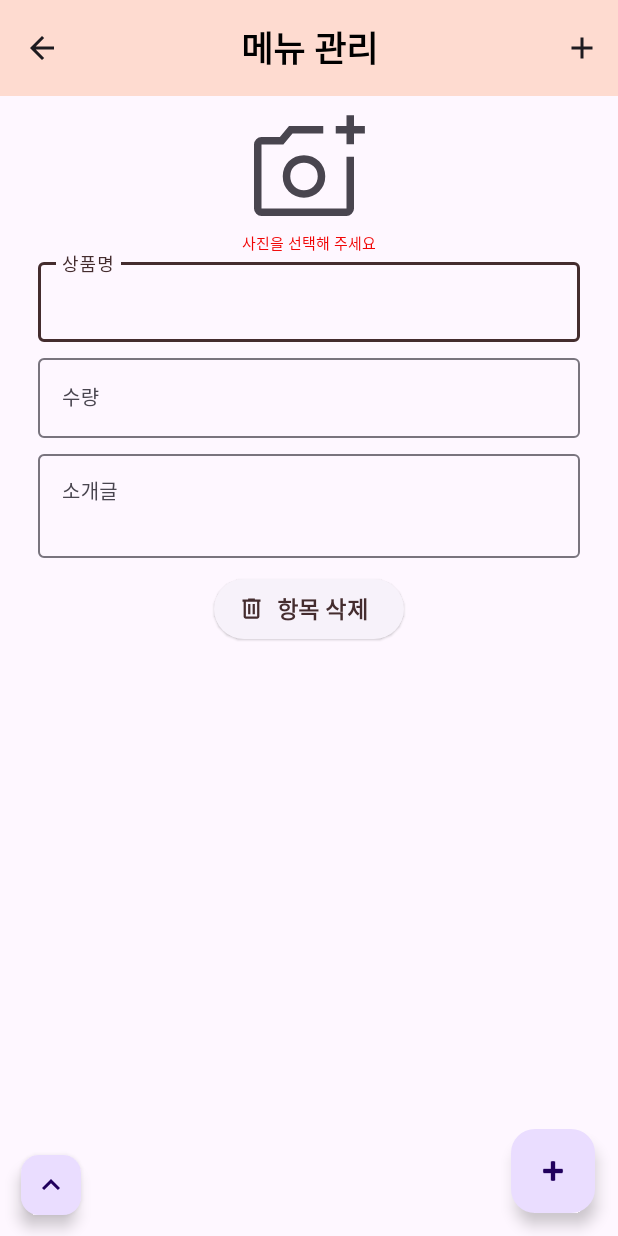
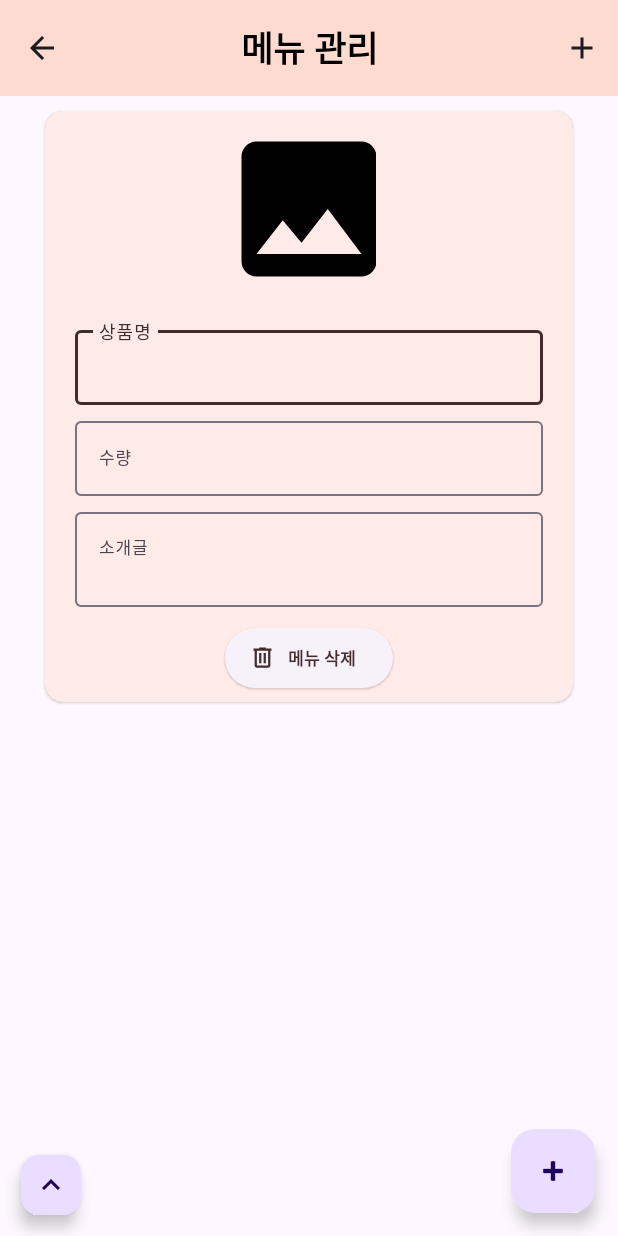
Before and after one commit to chanho0908/CloudBridge, an Android app: the MenuManagementActivity screen opened directly, with no data from a screen before it, on a phone screen of 412 x 824 dp. Run offline under Robolectric (Android 15) with nearby library versions, the light colour scheme and no system bars.

Commit message:
Menu Item Ui Update

```diff
--- /dev/null
+++ b/app/src/main/res/drawable/photo_album_24px.xml
@@ -0,0 +1,10 @@
+<vector xmlns:android="http://schemas.android.com/apk/res/android"
+    android:width="24dp"
+    android:height="24dp"
+    android:viewportWidth="960"
+    android:viewportHeight="960"
+    android:tint="?attr/colorControlNormal">
+  <path
+      android:fillColor="@android:color/white"
+      android:pathData="M240,880Q207,880 183.5,856.5Q160,833 160,800L160,160Q160,127 183.5,103.5Q207,80 240,80L720,80Q753,80 776.5,103.5Q800,127 800,160L800,800Q800,833 776.5,856.5Q753,880 720,880L240,880ZM240,800L720,800Q720,800 720,800Q720,800 720,800L720,160Q720,160 720,160Q720,160 720,160L640,160L640,440L540,380L440,440L440,160L240,160Q240,160 240,160Q240,160 240,160L240,800Q240,800 240,800Q240,800 240,800ZM280,720L680,720L545,540L440,680L375,593L280,720ZM240,800Q240,800 240,800Q240,800 240,800L240,160Q240,160 240,160Q240,160 240,160L240,160Q240,160 240,160Q240,160 240,160L240,800Q240,800 240,800Q240,800 240,800L240,800ZM440,440L540,380L640,440L640,440L540,380L440,440L440,440Z"/>
+</vector>
--- a/app/src/main/res/layout/store_menu_item.xml
+++ b/app/src/main/res/layout/store_menu_item.xml
@@ -1,23 +1,32 @@
 <?xml version="1.0" encoding="utf-8"?>
-<LinearLayout xmlns:android="http://schemas.android.com/apk/res/android"
+<com.google.android.material.card.MaterialCardView
+    xmlns:android="http://schemas.android.com/apk/res/android"
+    xmlns:app="http://schemas.android.com/apk/res-auto"
+    style="?attr/materialCardViewElevatedStyle"
+    app:cardBackgroundColor="@color/shrine_pink_50"
     android:layout_width="match_parent"
     android:layout_height="wrap_content"
-    xmlns:app="http://schemas.android.com/apk/res-auto"
-    android:padding="10dp"
-    android:orientation="vertical">
+    android:layout_marginTop="10dp"
+    android:layout_marginStart="30dp"
+    android:layout_marginEnd="30dp"
+    android:layout_marginBottom="5dp"
+    >
 
     <LinearLayout
         android:layout_width="match_parent"
         android:layout_height="wrap_content"
+        android:layout_marginTop="5dp"
+        android:layout_marginStart="20dp"
+        android:layout_marginEnd="20dp"
         android:orientation="vertical">
 
         <ImageView
             android:id="@+id/menu_imgView"
-            android:layout_width="80dp"
-            android:layout_height="80dp"
+            android:layout_width="90dp"
+            android:layout_height="120dp"
             android:scaleType="centerCrop"
             android:layout_gravity="center"
-            android:src="@drawable/ic_add_photo_48px" />
+            android:src="@drawable/insert_photo_256" />
 
         <TextView
             android:id="@+id/img_request_textView"
@@ -28,14 +37,12 @@
             android:textSize="10sp"
             android:textColor="@color/red"
             android:layout_gravity="center"
-            android:visibility="visible"
+            android:visibility="invisible"
             />
 
         <LinearLayout
             android:layout_width="match_parent"
             android:layout_height="wrap_content"
-            android:layout_marginStart="15dp"
-            android:layout_marginEnd="15dp"
             android:orientation="vertical">
 
             <com.google.android.material.textfield.TextInputLayout
@@ -50,7 +57,7 @@
                     android:layout_width="match_parent"
                     android:layout_height="wrap_content"
                     android:fontFamily="@font/binggrae_bold"
-                    android:textSize="13sp"
+                    android:textSize="11sp"
                     />
             </com.google.android.material.textfield.TextInputLayout>
 
@@ -68,7 +75,7 @@
                     android:layout_height="wrap_content"
                     android:inputType="number"
                     android:fontFamily="@font/binggrae_bold"
-                    android:textSize="13sp"
+                    android:textSize="11sp"
                     app:helperTextTextColor="@color/red" />
             </com.google.android.material.textfield.TextInputLayout>
 
@@ -83,7 +90,7 @@
                     android:id="@+id/product_intro_edit"
                     android:layout_width="match_parent"
                     android:layout_height="wrap_content"
-                    android:textSize="13sp"
+                    android:textSize="11sp"
                     android:gravity="top|start"
                     android:fontFamily="@font/binggrae_bold"
                     android:lines="2"
@@ -100,10 +107,10 @@
             android:layout_marginTop="10dp"
             android:layout_marginBottom="5dp"
             android:gravity="center"
-            android:text="항목 삭제"
-            android:textSize="15sp"
+            android:text="메뉴 삭제"
+            android:textSize="11sp"
             android:textStyle="bold"
             android:fontFamily="@font/binggrae_bold"
             app:icon="@drawable/ic_delete_24px" />
     </LinearLayout>
-</LinearLayout>
+</com.google.android.material.card.MaterialCardView>
```
